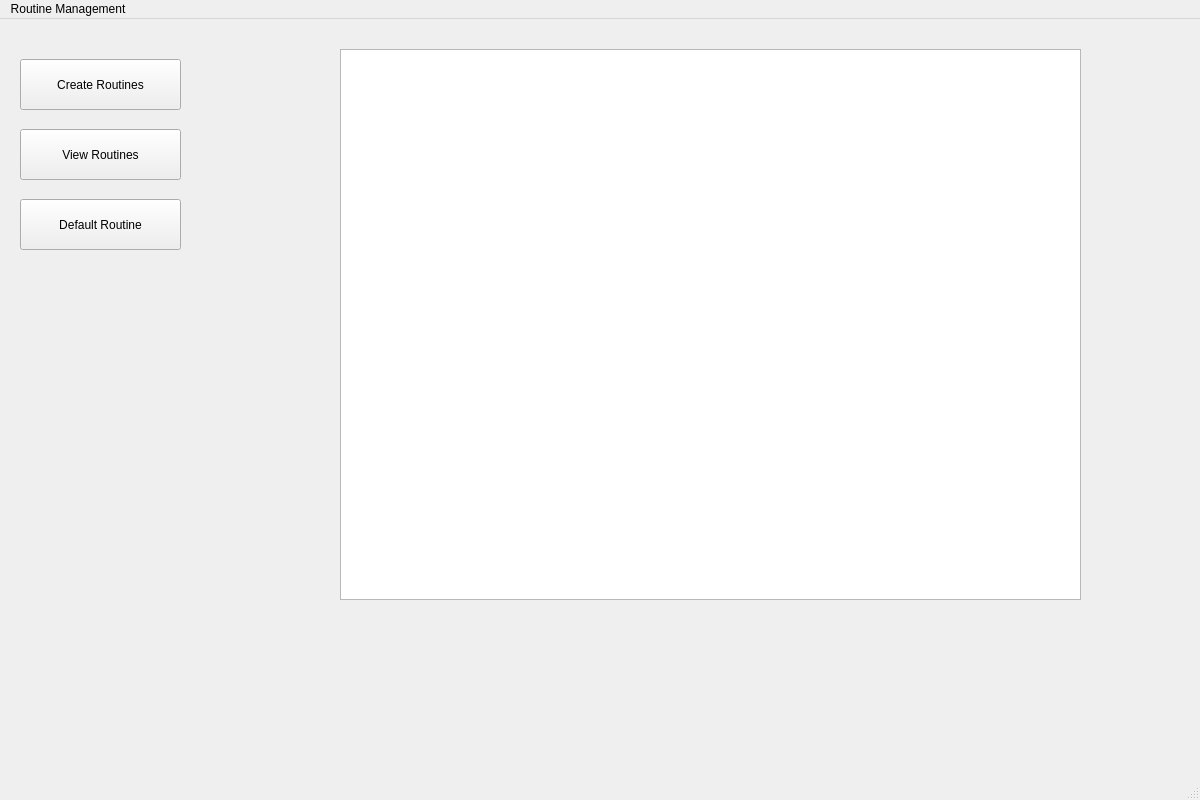
The window that mainwindow.ui (OmnicidicalTurtle/RMS) describes before a commit, drawn with Qt 5.
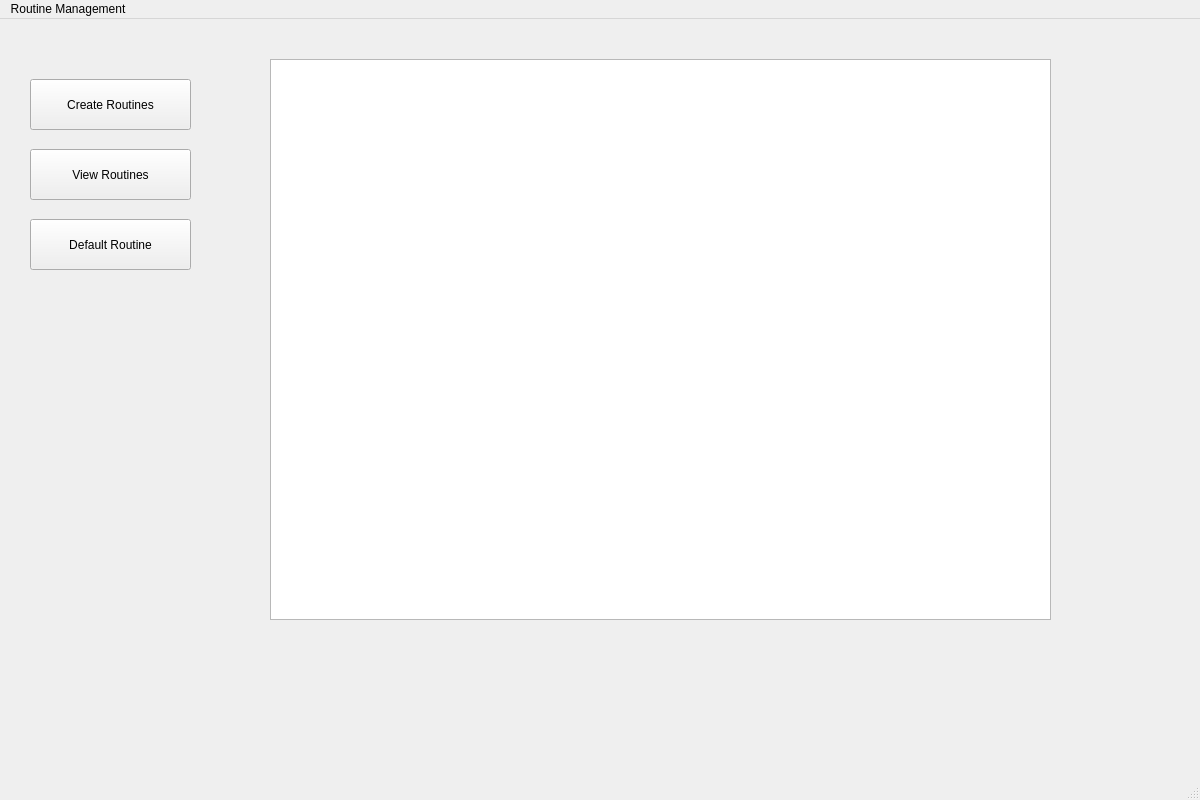
The same window after the commit.

Commit message: a lot of changes to table strucutre and buttons

```diff
--- a/mainwindow.ui
+++ b/mainwindow.ui
@@ -17,12 +17,15 @@
    <widget class="QPushButton" name="pushButton">
     <property name="geometry">
      <rect>
-      <x>20</x>
-      <y>40</y>
+      <x>30</x>
+      <y>60</y>
       <width>161</width>
       <height>51</height>
      </rect>
     </property>
+    <property name="autoFillBackground">
+     <bool>false</bool>
+    </property>
     <property name="text">
      <string>Create Routines</string>
     </property>
@@ -30,8 +33,8 @@
    <widget class="QPushButton" name="pushButton_2">
     <property name="geometry">
      <rect>
-      <x>20</x>
-      <y>110</y>
+      <x>30</x>
+      <y>130</y>
       <width>161</width>
       <height>51</height>
      </rect>
@@ -43,8 +46,8 @@
    <widget class="QPushButton" name="pushButton_3">
     <property name="geometry">
      <rect>
-      <x>20</x>
-      <y>180</y>
+      <x>30</x>
+      <y>200</y>
       <width>161</width>
       <height>51</height>
      </rect>
@@ -56,12 +59,18 @@
    <widget class="QTableWidget" name="tableWidget">
     <property name="geometry">
      <rect>
-      <x>340</x>
-      <y>30</y>
-      <width>741</width>
-      <height>551</height>
+      <x>270</x>
+      <y>40</y>
+      <width>781</width>
+      <height>561</height>
      </rect>
     </property>
+    <property name="maximumSize">
+     <size>
+      <width>781</width>
+      <height>561</height>
+     </size>
+    </property>
    </widget>
   </widget>
   <widget class="QMenuBar" name="menubar">
```
The commit also changes 6 other files.
